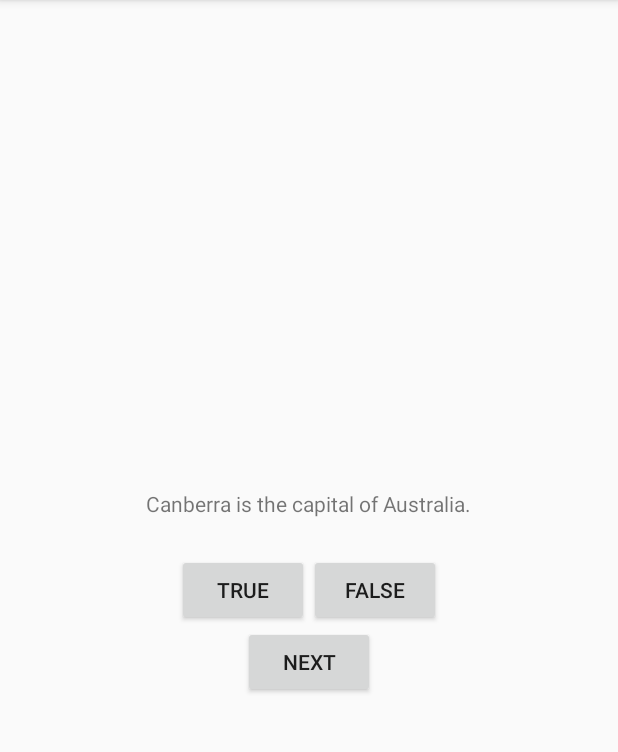
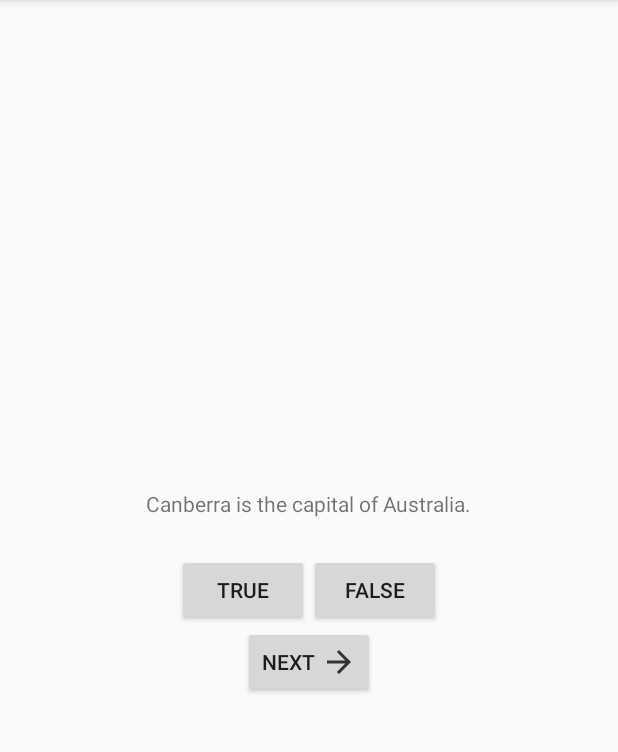
Before and after one commit to n0g4y0/GeoQuiz, an Android app: the screen it shows after launch (MainActivity), on a phone screen of 412 x 824 dp, the part 84-836 px from its top. Run offline under Robolectric (Android 15) with nearby library versions, the phone set to English and light mode, and no system bars.

Commit message:
se agrego imagenes, al boton

```diff
--- /dev/null
+++ b/app/src/main/res/drawable-anydpi/ic_arrow_rigth.xml
@@ -0,0 +1,10 @@
+<vector xmlns:android="http://schemas.android.com/apk/res/android"
+    android:width="24dp"
+    android:height="24dp"
+    android:viewportWidth="24"
+    android:viewportHeight="24"
+    android:tint="#333333">
+    <path
+        android:fillColor="#FF000000"
+        android:pathData="M12,4l-1.41,1.41L16.17,11H4v2h12.17l-5.58,5.59L12,20l8,-8z"/>
+</vector>
--- a/app/src/main/res/layout/activity_main.xml
+++ b/app/src/main/res/layout/activity_main.xml
@@ -32,6 +32,8 @@
             android:id="@+id/next_button"
             android:layout_width="wrap_content"
             android:layout_height="wrap_content"
-            android:text="@string/next_button" />
+            android:text="@string/next_button"
+            android:drawableEnd="@drawable/ic_arrow_rigth"
+            android:drawablePadding="4dp"/>
 
 </LinearLayout>
```
Also changed, not shown: app/src/main/res/drawable-hdpi/ic_arrow_rigth.png (added), app/src/main/res/drawable-mdpi/ic_arrow_rigth.png (added), app/src/main/res/drawable-xhdpi/ic_arrow_rigth.png (added), app/src/main/res/drawable-xxhdpi/ic_arrow_rigth.png (added).
